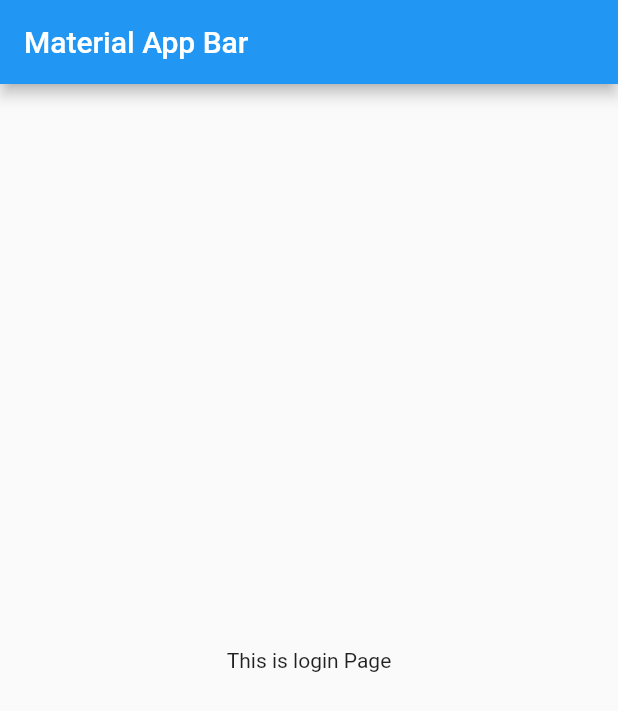
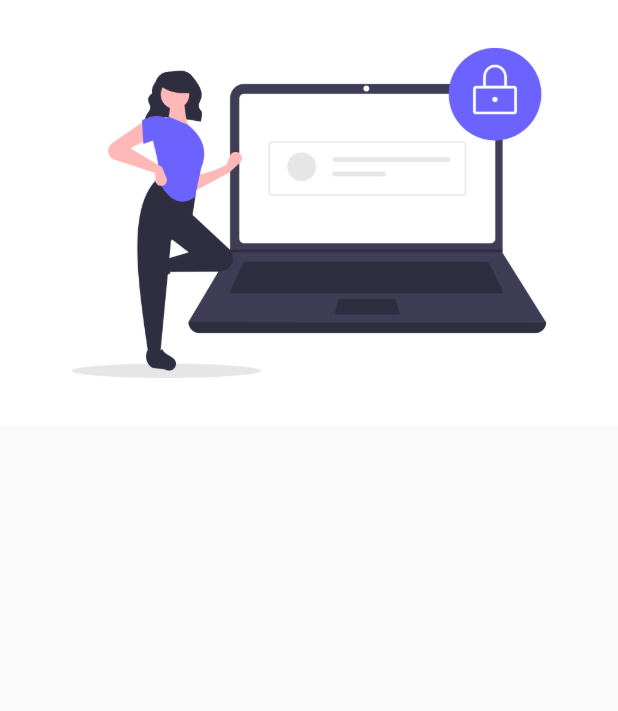
Before and after one commit to subeeshsudhakaran/LearnFlutter, a Flutter app: the screen it shows after launch, on a phone screen of 412 x 824 dp. Shown: the top 711 px of the screen. Run offline on Flutter 3.47's test engine with Material 2 defaults, Android fonts, the phone set to English and light mode, and no system bars.

```diff
--- a/my_app/lib/main.dart
+++ b/my_app/lib/main.dart
@@ -8,7 +8,7 @@ class MyApp extends StatelessWidget {
   @override
   Widget build(BuildContext context) {
     return MaterialApp(
-        themeMode: ThemeMode.dark,
+        themeMode: ThemeMode.light,
         theme: ThemeData(primarySwatch: Colors.deepPurple),
         darkTheme: ThemeData(
           brightness: Brightness.dark,
--- a/my_app/lib/screens/login.dart
+++ b/my_app/lib/screens/login.dart
@@ -3,17 +3,14 @@ import 'package:flutter/material.dart';
 class Login extends StatelessWidget {
   @override
   Widget build(BuildContext context) {
-    return MaterialApp(
-      title: 'Material App',
-      home: Scaffold(
-        appBar: AppBar(
-          title: Text('Material App Bar'),
-        ),
-        body: Center(
-          child: Container(
-            child: Text('This is login Page'),
+    return Material(
+      child: Column(
+        children: [
+          Image.asset(
+            "assets/images/logIn.png",
+            fit: BoxFit.cover,
           ),
-        ),
+        ],
       ),
     );
   }
--- a/my_app/pubspec.yaml
+++ b/my_app/pubspec.yaml
@@ -58,8 +58,8 @@ flutter:
   uses-material-design: true
 
   # To add assets to your application, add an assets section, like this:
-  # assets:
-  #   - images/a_dot_burr.jpeg
+  assets:
+    - assets/images/
   #   - images/a_dot_ham.jpeg
 
   # An image asset can refer to one or more resolution-specific "variants", see
```
Also changed, not shown: my_app/assets/images/logIn.png (added).
